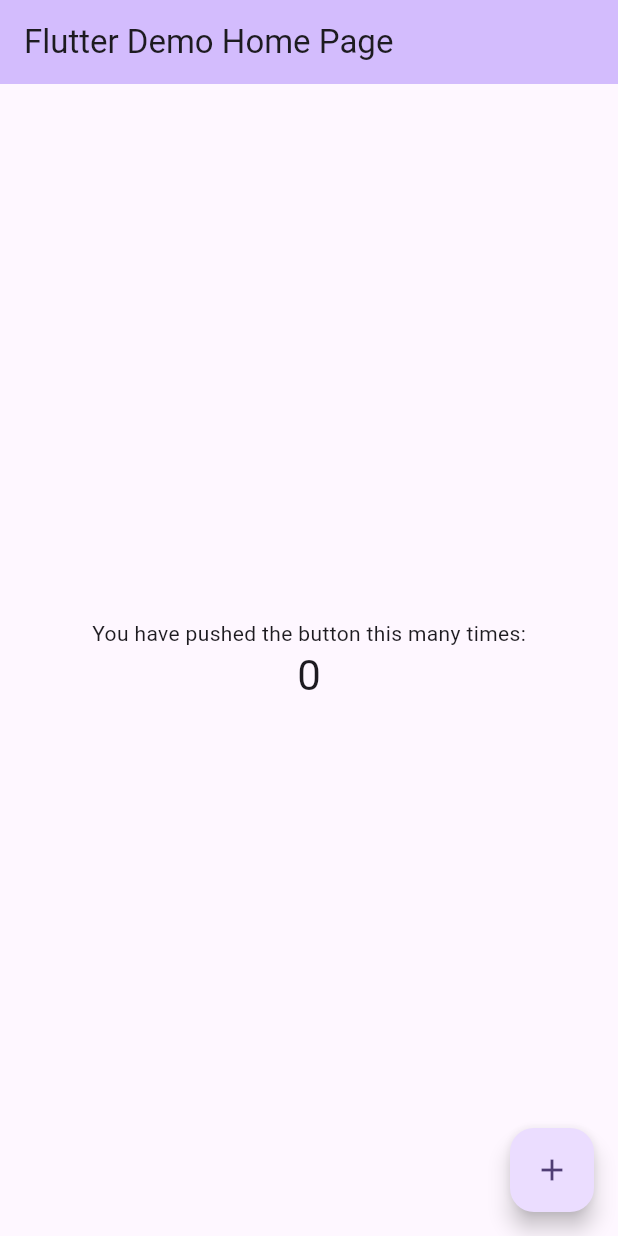
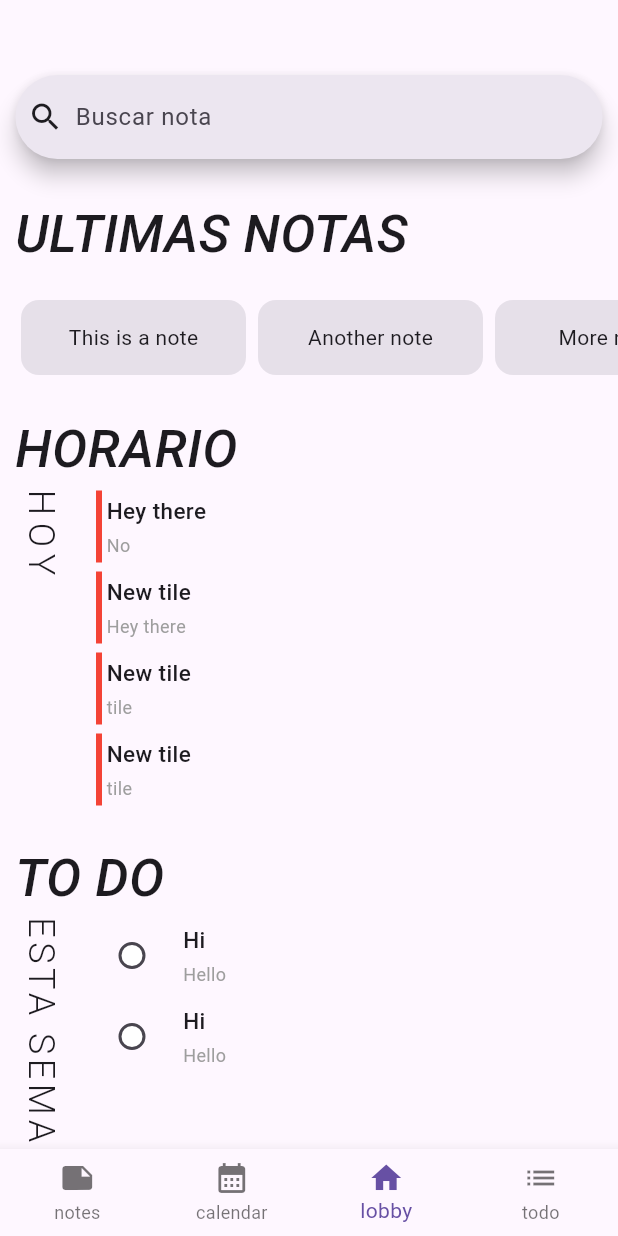
Before and after one commit to kev-aron-28/neterite-noteapp, a Flutter app: the screen it shows after launch, on a phone screen of 412 x 824 dp. Run offline on Flutter 3.47's test engine with Material 3 defaults, Android fonts, the light colour scheme and no system bars.

Commit message:
lobby view

```diff
--- /dev/null
+++ b/lib/app/app.dart
@@ -0,0 +1,15 @@
+import 'package:flutter/material.dart';
+import 'package:neterite/app/routes.dart';
+
+class NeteriteApp extends StatelessWidget {
+  const NeteriteApp({super.key});
+
+  @override
+  Widget build(BuildContext context) {
+    return const MaterialApp(
+      initialRoute: Routes.lobby,
+      onGenerateRoute: Routes.generateRoute,
+      debugShowCheckedModeBanner: false,
+    );
+  }
+}
--- /dev/null
+++ b/lib/app/routes.dart
@@ -0,0 +1,36 @@
+import 'package:flutter/material.dart';
+import 'package:neterite/features/Lobby/screens/lobby_screen.dart';
+import 'package:neterite/features/Notebook/screens/notebook_screen.dart';
+// Import other screens here
+
+class Routes {
+  static const String notes = '/notes';
+  static const String calendar = '/calendar';
+  static const String lobby = '/lobby';
+  static const String todo = '/todo';
+
+  static Route<dynamic>? generateRoute(RouteSettings settings) {
+    switch (settings.name) {
+      case notes:
+        return MaterialPageRoute(
+          builder: (_) => const NotebookScreen(),
+        );
+      case calendar:
+        return MaterialPageRoute(
+          builder: (_) => const Scaffold(body: Center(child: Text('Calendar Page'))),
+        );
+      case lobby:
+        return MaterialPageRoute(builder: (_) => const LobbyScreen());
+      case todo:
+        return MaterialPageRoute(
+          builder: (_) => const Scaffold(body: Center(child: Text('To-Do Page'))),
+        );
+      default:
+        return MaterialPageRoute(
+          builder: (_) => const Scaffold(
+            body: Center(child: Text('Page not found')),
+          ),
+        );
+    }
+  }
+}
--- /dev/null
+++ b/lib/common/widgets/neterite_bottom_navigator.dart
@@ -0,0 +1,54 @@
+import 'package:flutter/material.dart';
+
+class NeteriteBottomNavigator extends StatelessWidget {
+  final int currentIndex;
+
+  const NeteriteBottomNavigator({
+    super.key,
+    required this.currentIndex, // Index of the selected menu item
+  });
+
+  void _onItemTapped(BuildContext context, int index) {
+    switch (index) {
+      case 0:
+        Navigator.pushReplacementNamed(context, '/notes');
+        break;
+      case 1:
+        Navigator.pushReplacementNamed(context, '/calendar');
+        break;
+      case 2:
+        Navigator.pushReplacementNamed(context, '/lobby');
+        break;
+      case 3:
+        Navigator.pushReplacementNamed(context, '/todo');
+        break;
+    }
+  }
+
+  @override
+  Widget build(BuildContext context) {
+    return BottomNavigationBar(
+      currentIndex: currentIndex, // Highlight the selected item
+      items: const [
+        BottomNavigationBarItem(
+          icon: Icon(Icons.note),
+          label: 'notes',
+        ),
+        BottomNavigationBarItem(
+          icon: Icon(Icons.calendar_month),
+          label: 'calendar',
+        ),
+        BottomNavigationBarItem(
+          icon: Icon(Icons.home),  // Changed to group icon for clarity
+          label: 'lobby',
+        ),
+        BottomNavigationBarItem(
+          icon: Icon(Icons.list),  // Changed to group icon for clarity
+          label: 'todo',
+        )
+      ],
+      type: BottomNavigationBarType.fixed,
+      onTap: (index) => _onItemTapped(context, index),
+    );
+  }
+}
--- /dev/null
+++ b/lib/features/Lobby/screens/lobby_screen.dart
@@ -0,0 +1,147 @@
+import 'package:flutter/material.dart';
+import 'package:neterite/common/widgets/neterite_bottom_navigator.dart';
+import 'package:neterite/features/Lobby/widgets/neterite_card_note.dart';
+import 'package:neterite/features/Lobby/widgets/neterite_schedule_tile.dart';
+import 'package:neterite/features/Lobby/widgets/neterite_todo_tile.dart';
+
+class LobbyScreen extends StatelessWidget {
+  const LobbyScreen({super.key});
+
+  @override
+  Widget build(BuildContext context) {
+    return Scaffold(
+      body: SingleChildScrollView(
+        child: Padding(
+          padding: const EdgeInsets.symmetric(vertical: 20), // Adjust as needed
+          child: Column(
+            crossAxisAlignment: CrossAxisAlignment.start,
+            children: [
+              // Search Bar
+              Center(
+                child: Padding(
+                padding: const EdgeInsets.only(top: 30),
+                child: Container(
+                  width: MediaQuery.of(context).size.width * 0.95,
+                  child: const SearchBar(
+                    leading: Icon(Icons.search),
+                    hintText: "Buscar nota",
+                  ),
+                ),
+              ),
+              ),
+              const SizedBox(height: 25),
+
+              // Últimas Notas Section
+              const Padding(
+                padding: EdgeInsets.only(left: 10),
+                child: Text(
+                  "ULTIMAS NOTAS",
+                  style: TextStyle(
+                    fontSize: 35,
+                    fontWeight: FontWeight.w500,
+                    fontStyle: FontStyle.italic,
+                  ),
+                ),
+              ),
+              const SizedBox(height: 15),
+              const SingleChildScrollView(
+                scrollDirection: Axis.horizontal,
+                child: Row(
+                  children: [
+                    SizedBox(width: 10),
+                    NeteriteCardNote(noteTitle: "This is a note"),
+                    NeteriteCardNote(noteTitle: "Another note"),
+                    NeteriteCardNote(noteTitle: "More note"),
+                  ],
+                ),
+              ),
+              const SizedBox(height: 20),
+
+              // Horario Section
+              const Padding(
+                padding: EdgeInsets.only(left: 10),
+                child: Text(
+                  "HORARIO",
+                  style: TextStyle(
+                    fontSize: 35,
+                    fontWeight: FontWeight.w500,
+                    fontStyle: FontStyle.italic,
+                  ),
+                ),
+              ),
+              const Row(
+                crossAxisAlignment: CrossAxisAlignment.start,
+                children: [
+                  SizedBox(width: 10),
+                  RotatedBox(
+                    quarterTurns: 9, // Rotate "HOY" vertically
+                    child: Text(
+                      "HOY",
+                      style: TextStyle(
+                        fontSize: 24,
+                        fontWeight: FontWeight.w300,
+                        letterSpacing: 5,
+                      ),
+                    ),
+                  ),
+                  SizedBox(width: 20),
+                  Expanded(
+                    child: Column(
+                      crossAxisAlignment: CrossAxisAlignment.start,
+                      children: [
+                        NeteriteScheduleTile(title: "Hey there", subtitle: "No"),
+                        NeteriteScheduleTile(title: "New tile", subtitle: "Hey there"),
+                        NeteriteScheduleTile(title: "New tile", subtitle: "tile"),
+                        NeteriteScheduleTile(title: "New tile", subtitle: "tile"),
+                      ],
+                    ),
+                  ),
+                ],
+              ),
+              const SizedBox(height: 20),
+              const Padding(
+                padding: EdgeInsets.only(left: 10),
+                child: Text(
+                  "TO DO",
+                  style: TextStyle(
+                    fontSize: 35,
+                    fontWeight: FontWeight.w500,
+                    fontStyle: FontStyle.italic,
+                  ),
+                ),
+              ),
+              const Row(
+                crossAxisAlignment: CrossAxisAlignment.start,
+                children: [
+                  SizedBox(width: 10),
+                  RotatedBox(
+                    quarterTurns: 9, // Rotate "HOY" vertically
+                    child: Text(
+                      "ESTA SEMANA",
+                      style: TextStyle(
+                        fontSize: 24,
+                        fontWeight: FontWeight.w300,
+                        letterSpacing: 3,
+                      ),
+                    ),
+                  ),
+                  SizedBox(width: 20),
+                  Expanded(
+                    child: Column(
+                      crossAxisAlignment: CrossAxisAlignment.start,
+                      children: [
+                        NeteriteTodoTile(title: "Hi", subtitle: "Hello"),
+                        NeteriteTodoTile(title: "Hi", subtitle: "Hello")
+                      ],
+                    ),
+                  ),
+                ],
+              )
+            ],
+          ),
+        ),
+      ),
+      bottomNavigationBar: const NeteriteBottomNavigator(currentIndex: 2),
+    );
+  }
+}
--- /dev/null
+++ b/lib/features/Lobby/widgets/neterite_card_note.dart
@@ -0,0 +1,17 @@
+import 'package:flutter/material.dart';
+
+class NeteriteCardNote extends StatelessWidget {
+  const NeteriteCardNote({super.key, required this.noteTitle  });
+  final String noteTitle;
+
+  @override
+  Widget build(BuildContext context) {
+    return Card.filled(
+      child: SizedBox(
+        width: 150,
+        height: 50,
+        child: Center(child: Text(noteTitle)),
+      ),
+    );
+  }
+}
--- /dev/null
+++ b/lib/features/Lobby/widgets/neterite_schedule_tile.dart
@@ -0,0 +1,48 @@
+import 'package:flutter/material.dart';
+
+class NeteriteScheduleTile extends StatelessWidget {
+  final String title;
+  final String subtitle;
+
+  const NeteriteScheduleTile({
+    super.key,
+    required this.title,
+    required this.subtitle,
+  });
+
+  @override
+  Widget build(BuildContext context) {
+    return Container(
+      margin: const EdgeInsets.symmetric(vertical: 3), // Spacing between tiles
+      padding: const EdgeInsets.all(3), // Inner padding
+      decoration: const BoxDecoration(
+        border: Border(
+          left: BorderSide(
+            color: Colors.red, // Red left border
+            width: 4, // Border thickness
+          ),
+        ),
+      ),
+      child: Column(
+        crossAxisAlignment: CrossAxisAlignment.start,
+        children: [
+          Text(
+            title,
+            style: const TextStyle(
+              fontSize: 15,
+              fontWeight: FontWeight.w500,
+            ),
+          ),
+          const SizedBox(height: 4),
+          Text(
+            subtitle,
+            style: const TextStyle(
+              fontSize: 12,
+              color: Colors.grey,
+            ),
+          ),
+        ],
+      ),
+    );
+  }
+}
--- /dev/null
+++ b/lib/features/Lobby/widgets/neterite_todo_tile.dart
@@ -0,0 +1,74 @@
+import 'package:flutter/material.dart';
+
+class NeteriteTodoTile extends StatefulWidget {
+  final String title;
+  final String subtitle;
+
+  const NeteriteTodoTile({
+    super.key,
+    required this.title,
+    required this.subtitle,
+  });
+
+  @override
+  _NeteriteTodoTileState createState() => _NeteriteTodoTileState();
+}
+
+class _NeteriteTodoTileState extends State<NeteriteTodoTile> {
+  bool isChecked = false; // Controla el estado del checkbox
+
+  void _handleCheckboxChanged(bool? value) {
+    setState(() {
+      isChecked = value ?? false; // Cambia el estado
+    });
+    print("CHECK BOX CHANGED to $isChecked");
+  }
+
+  @override
+  Widget build(BuildContext context) {
+    return Container(
+      margin: const EdgeInsets.symmetric(vertical: 3), // Espaciado entre tiles
+      child: Row(
+        crossAxisAlignment: CrossAxisAlignment.center,
+        children: [
+          // Checkbox púrpura
+          Checkbox(
+            value: isChecked,
+            onChanged: _handleCheckboxChanged,
+            fillColor: MaterialStateProperty.resolveWith((states) {
+              if (states.contains(MaterialState.selected)) {
+                return Colors.purple; // Fondo púrpura si está seleccionado
+              }
+              return Colors.white; // Fondo gris si no está seleccionado
+            }),
+            shape: const CircleBorder(), // Hacer el checkbox circular (opcional)
+          ),
+          const SizedBox(width: 10), // Espaciado entre checkbox y texto
+          // Título y subtítulo
+          Expanded(
+            child: Column(
+              crossAxisAlignment: CrossAxisAlignment.start,
+              children: [
+                Text(
+                  widget.title,
+                  style: const TextStyle(
+                    fontSize: 15,
+                    fontWeight: FontWeight.w500,
+                  ),
+                ),
+                const SizedBox(height: 4),
+                Text(
+                  widget.subtitle,
+                  style: const TextStyle(
+                    fontSize: 12,
+                    color: Colors.grey,
+                  ),
+                ),
+              ],
+            ),
+          ),
+        ],
+      ),
+    );
+  }
+}
--- /dev/null
+++ b/lib/features/Notebook/screens/notebook_screen.dart
@@ -0,0 +1,46 @@
+import 'package:flutter/material.dart';
+import 'package:neterite/common/widgets/neterite_bottom_navigator.dart';
+import 'package:neterite/features/Lobby/widgets/neterite_card_note.dart';
+import 'package:neterite/features/Lobby/widgets/neterite_schedule_tile.dart';
+import 'package:neterite/features/Lobby/widgets/neterite_todo_tile.dart';
+
+class NotebookScreen extends StatelessWidget {
+  const NotebookScreen({super.key});
+
+  @override
+  Widget build(BuildContext context) {
+    return Scaffold(
+      body: SingleChildScrollView(
+        child: Padding(
+          padding: const EdgeInsets.symmetric(vertical: 20), // Adjust as needed
+          child: Column(
+            crossAxisAlignment: CrossAxisAlignment.start,
+            children: [
+              // Search Bar
+              Center(
+                child: Padding(
+                padding: const EdgeInsets.only(top: 30),
+                child: Container(
+                  width: MediaQuery.of(context).size.width * 0.95,
+                  child: const SearchBar(
+                    leading: Icon(Icons.search),
+                    hintText: "Buscar nota",
+                  ),
+                ),
+              ),
+              ),
+              const SizedBox(height: 25),
+              ListView(
+                padding: const EdgeInsets.all(8),
+                children: [
+                   Container()
+                ],
+              )
+            ],
+          ),
+        ),
+      ),
+      bottomNavigationBar: const NeteriteBottomNavigator(currentIndex: 0),
+    );
+  }
+}
--- a/lib/main.dart
+++ b/lib/main.dart
@@ -1,125 +1,6 @@
 import 'package:flutter/material.dart';
+import 'package:neterite/app/app.dart';
 
 void main() {
-  runApp(const MyApp());
+  runApp(const NeteriteApp());
 }
-
-class MyApp extends StatelessWidget {
-  const MyApp({super.key});
-
-  // This widget is the root of your application.
-  @override
-  Widget build(BuildContext context) {
-    return MaterialApp(
-      title: 'Flutter Demo',
-      theme: ThemeData(
-        // This is the theme of your application.
-        //
-        // TRY THIS: Try running your application with "flutter run". You'll see
-        // the application has a purple toolbar. Then, without quitting the app,
-        // try changing the seedColor in the colorScheme below to Colors.green
-        // and then invoke "hot reload" (save your changes or press the "hot
-        // reload" button in a Flutter-supported IDE, or press "r" if you used
-        // the command line to start the app).
-        //
-        // Notice that the counter didn't reset back to zero; the application
-        // state is not lost during the reload. To reset the state, use hot
-        // restart instead.
-        //
-        // This works for code too, not just values: Most code changes can be
-        // tested with just a hot reload.
-        colorScheme: ColorScheme.fromSeed(seedColor: Colors.deepPurple),
-        useMaterial3: true,
-      ),
-      home: const MyHomePage(title: 'Flutter Demo Home Page'),
-    );
-  }
-}
-
-class MyHomePage extends StatefulWidget {
-  const MyHomePage({super.key, required this.title});
-
-  // This widget is the home page of your application. It is stateful, meaning
-  // that it has a State object (defined below) that contains fields that affect
-  // how it looks.
-
-  // This class is the configuration for the state. It holds the values (in this
-  // case the title) provided by the parent (in this case the App widget) and
-  // used by the build method of the State. Fields in a Widget subclass are
-  // always marked "final".
-
-  final String title;
-
-  @override
-  State<MyHomePage> createState() => _MyHomePageState();
-}
-
-class _MyHomePageState extends State<MyHomePage> {
-  int _counter = 0;
-
-  void _incrementCounter() {
-    setState(() {
-      // This call to setState tells the Flutter framework that something has
-      // changed in this State, which causes it to rerun the build method below
-      // so that the display can reflect the updated values. If we changed
-      // _counter without calling setState(), then the build method would not be
-      // called again, and so nothing would appear to happen.
-      _counter++;
-    });
-  }
-
-  @override
-  Widget build(BuildContext context) {
-    // This method is rerun every time setState is called, for instance as done
-    // by the _incrementCounter method above.
-    //
-    // The Flutter framework has been optimized to make rerunning build methods
-    // fast, so that you can just rebuild anything that needs updating rather
-    // than having to individually change instances of widgets.
-    return Scaffold(
-      appBar: AppBar(
-        // TRY THIS: Try changing the color here to a specific color (to
-        // Colors.amber, perhaps?) and trigger a hot reload to see the AppBar
-        // change color while the other colors stay the same.
-        backgroundColor: Theme.of(context).colorScheme.inversePrimary,
-        // Here we take the value from the MyHomePage object that was created by
-        // the App.build method, and use it to set our appbar title.
-        title: Text(widget.title),
-      ),
-      body: Center(
-        // Center is a layout widget. It takes a single child and positions it
-        // in the middle of the parent.
-        child: Column(
-          // Column is also a layout widget. It takes a list of children and
-          // arranges them vertically. By default, it sizes itself to fit its
-          // children horizontally, and tries to be as tall as its parent.
-          //
-          // Column has various properties to control how it sizes itself and
-          // how it positions its children. Here we use mainAxisAlignment to
-          // center the children vertically; the main axis here is the vertical
-          // axis because Columns are vertical (the cross axis would be
-          // horizontal).
-          //
-          // TRY THIS: Invoke "debug painting" (choose the "Toggle Debug Paint"
-          // action in the IDE, or press "p" in the console), to see the
-          // wireframe for each widget.
-          mainAxisAlignment: MainAxisAlignment.center,
-          children: <Widget>[
-            const Text(
-              'You have pushed the button this many times:',
-            ),
-            Text(
-              '$_counter',
-              style: Theme.of(context).textTheme.headlineMedium,
-            ),
-          ],
-        ),
-      ),
-      floatingActionButton: FloatingActionButton(
-        onPressed: _incrementCounter,
-        tooltip: 'Increment',
-        child: const Icon(Icons.add),
-      ), // This trailing comma makes auto-formatting nicer for build methods.
-    );
-  }
-}
```
Also changed, not shown: 1 other file.
